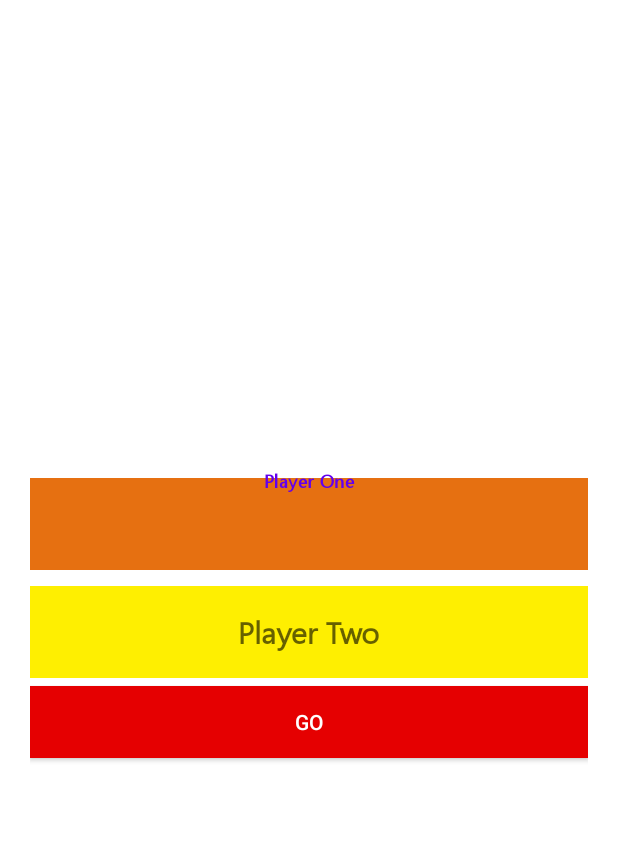
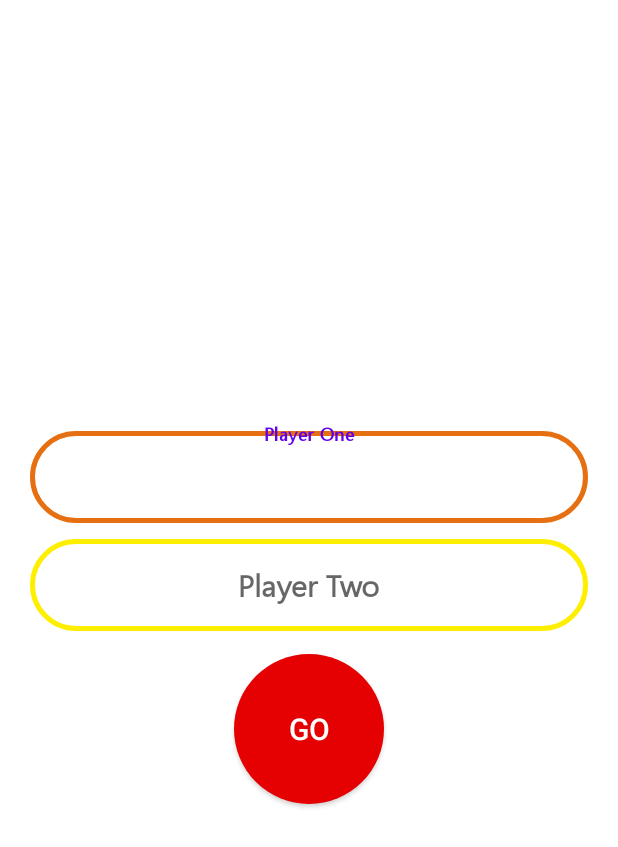
Before and after one commit to FatemeAfshar20/Games, an Android app: the screen it shows after launch (UserLoginActivity), on a phone screen of 412 x 824 dp. Shown: the top 847 px of the screen. Run offline under Robolectric (Android 15) with nearby library versions, the phone set to English and light mode, and no system bars.

Commit message:
changing  Player Fragment UI and improve logic

```diff
--- a/app/build.gradle
+++ b/app/build.gradle
@@ -27,9 +27,11 @@ dependencies {
     implementation 'androidx.appcompat:appcompat:1.2.0'
     implementation 'androidx.constraintlayout:constraintlayout:1.1.3'
     implementation 'com.google.android.material:material:1.2.0'
+    implementation 'com.android.support:design:29.0.0'
     implementation 'androidx.legacy:legacy-support-v4:1.0.0'
     testImplementation 'junit:junit:4.12'
     androidTestImplementation 'androidx.test.ext:junit:1.1.1'
     androidTestImplementation 'androidx.test.espresso:espresso-core:3.2.0'
 
+
 }
--- a/app/src/main/java/com/example/games/Controller/GamesActivity.java
+++ b/app/src/main/java/com/example/games/Controller/GamesActivity.java
@@ -12,7 +12,7 @@ public class GamesActivity extends AppCompatActivity {
     FragmentManager mFragmentManager=getSupportFragmentManager();
     GamesFragment mGamesFragment=new GamesFragment();
     UserLoginFragment mUserLoginFragment=new UserLoginFragment();
-    //Fragment fragment = mFragmentManager.findFragmentById(R.id.user_login_Fragment);
+
 
     @Override
     protected void onCreate(Bundle savedInstanceState) {
--- a/app/src/main/java/com/example/games/Model/Player.java
+++ b/app/src/main/java/com/example/games/Model/Player.java
@@ -32,7 +32,7 @@ public class Player implements Serializable {
     }
 
     public void setUserName(String userName) throws  InputMismatch {
-        if(isNumeric(userName.trim()) && userName=="")
+        if(isNumeric(userName.trim()) && userName.equals(""))
            throw new InputMismatch("Wrong Input");
         mUserName = userName;
     }
--- /dev/null
+++ b/app/src/main/res/drawable/buton_go.xml
@@ -0,0 +1,7 @@
+<?xml version="1.0" encoding="utf-8"?>
+<shape xmlns:android="http://schemas.android.com/apk/res/android" android:shape="rectangle">
+
+    <solid android:color="@color/red"/>
+    <corners android:radius="999dp"/>
+
+</shape>
--- /dev/null
+++ b/app/src/main/res/drawable/textedit_player_one.xml
@@ -0,0 +1,9 @@
+<?xml version="1.0" encoding="utf-8"?>
+<shape xmlns:android="http://schemas.android.com/apk/res/android"
+    android:shape="rectangle">
+    <solid android:color="@color/white" />
+    <stroke
+        android:width="3dp"
+        android:color="#E67011" />
+    <corners android:radius="30dp" />
+</shape>
--- /dev/null
+++ b/app/src/main/res/drawable/textedit_player_two.xml
@@ -0,0 +1,10 @@
+<?xml version="1.0" encoding="utf-8"?>
+<shape xmlns:android="http://schemas.android.com/apk/res/android"
+    android:shape="rectangle">
+    <stroke
+        android:width="3dp"
+        android:color="@color/beauty_yellow" />
+    <solid android:color="@color/white" />
+    <corners android:radius="30dp"/>
+
+</shape>
--- a/app/src/main/res/layout/fragment_user_login.xml
+++ b/app/src/main/res/layout/fragment_user_login.xml
@@ -28,13 +28,13 @@
             <com.google.android.material.textfield.TextInputEditText
                 android:layout_width="match_parent"
                 android:layout_height="wrap_content"
-                android:background="#E67011"
+                android:background="@drawable/textedit_player_one"
                 android:fontFamily="@font/segoe_ui"
-                android:shadowColor="#515050"
                 android:shadowRadius="5"
                 style="@style/Widget.AppCompat.Button.Borderless"
-                android:textSize="20dp"
-                android:textColor="@color/white"
+                android:textSize="20sp"
+                android:textAllCaps="false"
+                android:textColorHint="@color/black"
                 android:textStyle="bold" />
         </com.google.android.material.textfield.TextInputLayout>
 
@@ -47,25 +47,27 @@
             android:hint="@string/player_two">
 
             <com.google.android.material.textfield.TextInputEditText
+                style="@style/Widget.AppCompat.Button.Borderless"
                 android:layout_width="match_parent"
                 android:layout_height="wrap_content"
+                android:layout_marginBottom="10dp"
+                android:background="@drawable/textedit_player_two"
+                android:fontFamily="@font/segoe_ui"
                 android:inputType="textPersonName"
-                android:background="@color/beauty_yellow"
-                android:fontFamily="@font/segoe_ui"
-                style="@style/Widget.AppCompat.Button.Borderless"
+                android:textColor="@color/black"
                 android:textSize="20sp"
-                android:textColor="@color/white"
-                android:textStyle="bold"/>
+                android:textStyle="bold" />
         </com.google.android.material.textfield.TextInputLayout>
 
         <Button
             android:id="@+id/btn_go"
-            android:layout_width="match_parent"
-            android:layout_height="wrap_content"
+            android:layout_width="100dp"
+            android:layout_height="100dp"
             android:layout_marginTop="5dp"
             android:layout_marginBottom="5dp"
-            android:background="@color/red"
+            android:background="@drawable/buton_go"
             android:text="@string/go_btn"
+            android:textSize="20dp"
             android:textColor="#fff"
 
             />
--- a/app/src/main/res/values/strings.xml
+++ b/app/src/main/res/values/strings.xml
@@ -5,7 +5,6 @@
     <string name="go_btn">GO</string>
     <string name="player_two">Player Two</string>
     <string name="player_one">Player One</string>
-    <string name="toast_username_p1_wrong">UserName can not be Number(Player One)</string>
-    <string name="toast_username_p2_wrong">UserName can not be Number(Player Two)</string>
+    <string name="toast_username_players">UserName can not be Number or null</string>
     <string name="toast_wrong">Please Enter right Username</string>
 </resources>
```
Also changed, not shown: app/src/main/java/com/example/games/Controller/UserLoginFragment.java (+4 -9 lines), app/src/main/res/layout/fragment_games.xml (+18 -4 lines).
